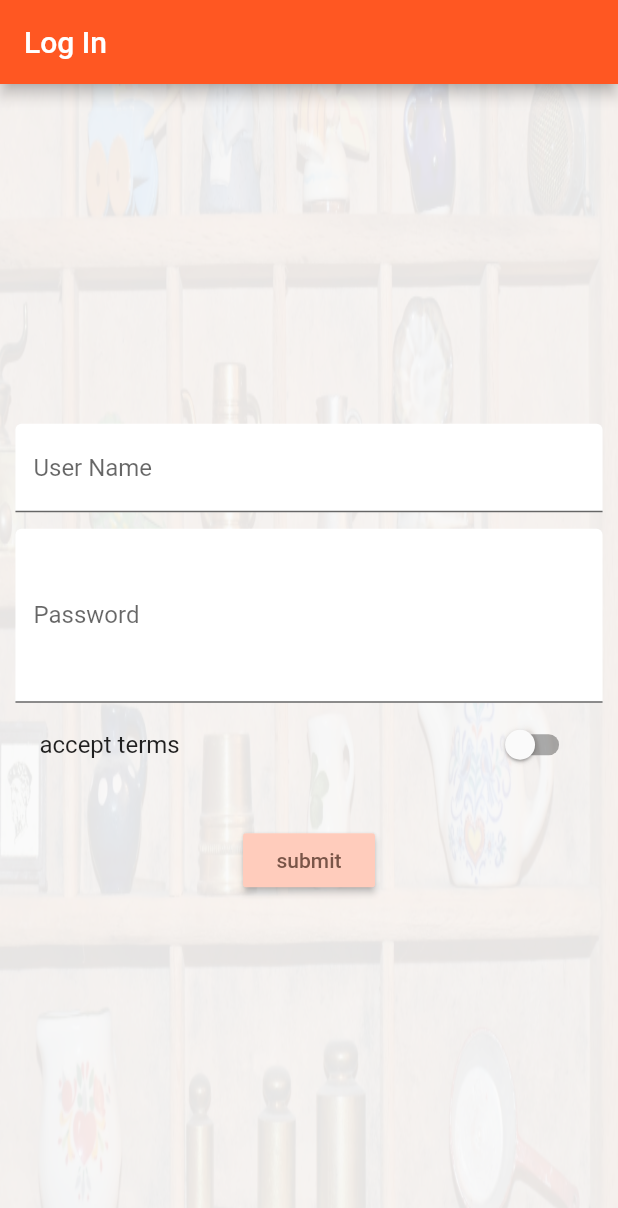
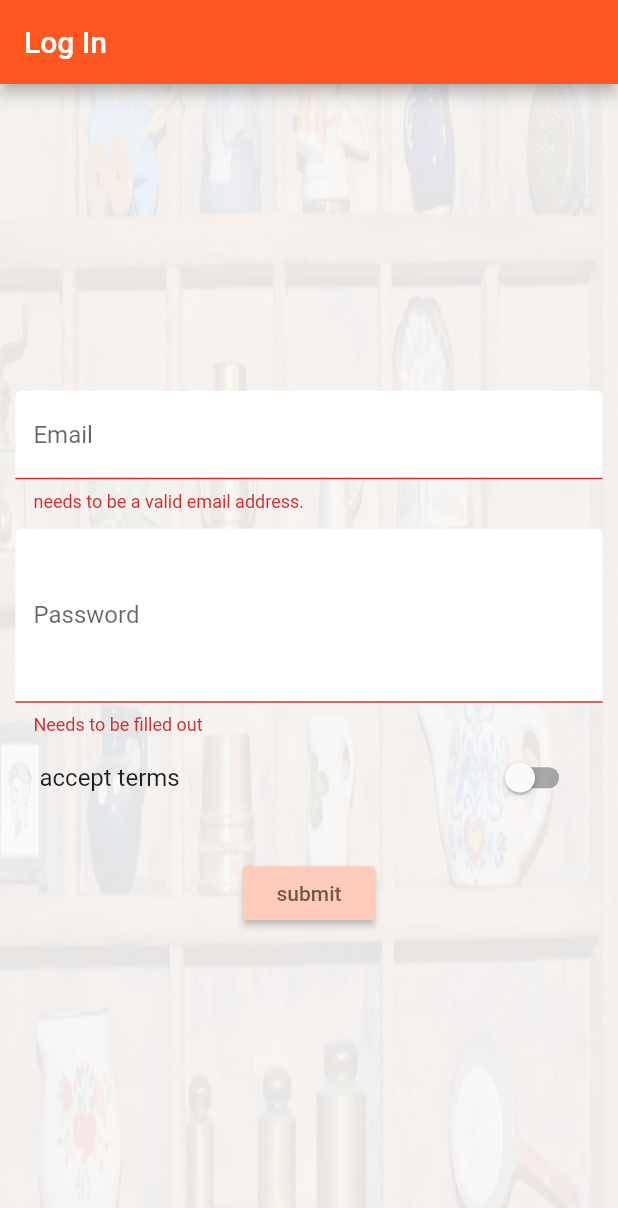
Before and after one commit to ofu997/flutter1, a Flutter app: the screen it shows after launch, after a tap on "submit", on a phone screen of 412 x 824 dp. Shown: the top 1208 px of the screen. Run offline on Flutter 3.47's test engine with Material 2 defaults, Android fonts, the phone set to English and light mode, and no system bars.

Commit message:
validate forms in product create and auth

```diff
--- a/lib/pages/auth.dart
+++ b/lib/pages/auth.dart
@@ -10,40 +10,56 @@ class AuthPage extends StatefulWidget {
 
 
 class _AuthPage extends State<AuthPage> {
-  String userName;
-  String password;
+  final Map<String,dynamic> _authData = {
+    'email': null,
+    'passWord': null,
+    'acceptTerms': null
+  };
+  final GlobalKey<FormState> _authFormKey = GlobalKey<FormState>();
+  // String userName;
+  // String password;
   bool _acceptTerms = false;
 
   DecorationImage _buildBackgroundImage(){
-  return DecorationImage(
-              colorFilter: ColorFilter.mode(Colors.black.withOpacity(0.09), BlendMode.dstATop),
-              fit: BoxFit.fill,
-              image: AssetImage('assets/background.jpg'),
-            );
+  return
+    DecorationImage(
+      colorFilter: ColorFilter.mode(Colors.black.withOpacity(0.09), BlendMode.dstATop),
+      fit: BoxFit.fill,
+      image: AssetImage('assets/background.jpg'),
+    );
   }
 
 Widget _buildEmailTextfield(){
-  return  TextField(
-                decoration: InputDecoration(labelText: 'User Name', filled: true, fillColor: Colors.white),
+  return  TextFormField(
+                decoration: InputDecoration(labelText: 'Email', filled: true, fillColor: Colors.white),
                 keyboardType: TextInputType.emailAddress,
-                onChanged: (String value) {
-                  setState(() {
-                    userName = value;
-                  });
+                onSaved: (String value) {
+                  _authData['email'] = value;
                 },
+                validator: (String value) {
+                  if (value.isEmpty ||
+                      !RegExp(r"[a-z0-9!#$%&'*+/=?^_`{|}~-]+(?:\.[a-z0-9!#$%&'*+/=?^_`{|}~-]+)*@(?:[a-z0-9](?:[a-z0-9-]*[a-z0-9])?\.)+[a-z0-9](?:[a-z0-9-]*[a-z0-9])?").hasMatch(value)) {
+                    return ('needs to be a valid email address.');
+                  }
+                }
               );
   }
 
   Widget _buildPassword(){
-  return  TextField(
+  return  TextFormField(
                 decoration: InputDecoration(labelText: 'Password', filled: true, fillColor: Colors.white),
                 maxLines: 4,
                 obscureText: true,
                 keyboardType: TextInputType.text,
-                onChanged: (String value) {
-                  setState(() {
-                    password = value;
-                  });
+                onSaved: (String value) {
+
+                 _authData['passWord'] = value;
+
+                },
+                validator: (String value){
+                  if (value.isEmpty){
+                    return 'Needs to be filled out';
+                  }
                 },
               );
 }
@@ -52,9 +68,9 @@ Widget _buildSwitch(){
   return  SwitchListTile(
                 value: _acceptTerms,
                 onChanged: (bool value) {
-                  setState(() {
-                    _acceptTerms = value;
-                  });
+
+                    _authData['acceptTerms'] = value;
+
                 },
                 title: Text('accept terms'),
               );
@@ -62,13 +78,21 @@ Widget _buildSwitch(){
 
 void _submitForm(){
 
-                  final Map<String, dynamic> userInfo = {
-                    'name': userName,
-                    'description': password,
-                  };
-                  print(userName + password);
-                  print(userInfo.toString());
+                  // final Map<String, dynamic> userInfo = {
+                  //   'name': userName,
+                  //   'description': password,
+                  // };
+                  if (!_authFormKey.currentState.validate()) {
+                    return;
+                  }
+                  if (_authData['acceptTerms']==false){
+                    return;
+                  }
+                  _authFormKey.currentState.save();
+                  print(_authData['email'] + _authData['passWord']);
+                  //print(userInfo.toString());
                   //widget.addProduct(product);
+
                   Navigator.pushReplacementNamed(context,
                       '/products'); // gives you no option of going back
 }
@@ -86,7 +110,9 @@ void _submitForm(){
             image: _buildBackgroundImage(),
           ),
           padding: EdgeInsets.all(10.0),
-          child: Center(
+          child: Form(
+            key: _authFormKey,
+            child: Center(
             child: SingleChildScrollView(
               child: Container(
                 width: targetWidth,
@@ -112,6 +138,7 @@ void _submitForm(){
               )
             )
           ),
+          )
         )
       );
   }
```
Also changed, not shown: lib/pages/product_create.dart (+65 -53 lines).
